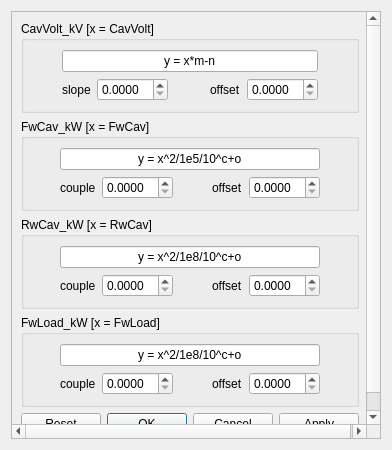
First picture: the form in src/widgets/ui/FacadeAdjustments.ui, repository srgblnch/FastDataLoggerGUI, before the edit.
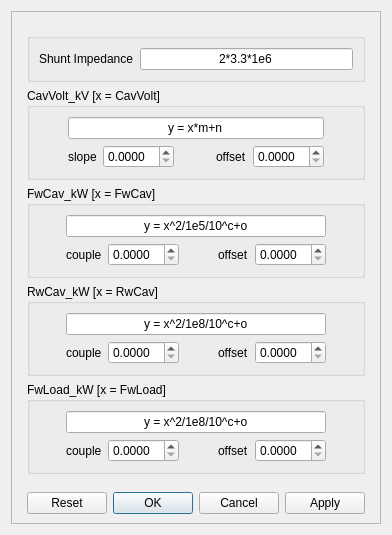
Second picture: the form after the edit. Custom widgets are drawn as their Qt base class.

Commit message: add a constant given by RF as a configurable value under the name of 'Shunt Impedance'. Then allow it as a vble text name in the formula like the beam current. But in this case they write this value as implicit with calculations to do (2*3.3*1e6) an has to be evaluated. add and eval to the facade formulas check to report syntax or other errors.

Diff of the .ui file:
```diff
--- a/src/widgets/ui/FacadeAdjustments.ui
+++ b/src/widgets/ui/FacadeAdjustments.ui
@@ -7,7 +7,7 @@
     <x>0</x>
     <y>0</y>
     <width>392</width>
-    <height>450</height>
+    <height>535</height>
    </rect>
   </property>
   <property name="windowTitle">
@@ -25,11 +25,11 @@
         <x>0</x>
         <y>0</y>
         <width>378</width>
-        <height>436</height>
+        <height>521</height>
        </rect>
       </property>
       <layout class="QGridLayout" name="gridLayout">
-       <item row="5" column="1">
+       <item row="6" column="1">
         <spacer name="verticalSpacer">
          <property name="orientation">
           <enum>Qt::Vertical</enum>
@@ -42,7 +42,46 @@
          </property>
         </spacer>
        </item>
-       <item row="3" column="0">
+       <item row="0" column="1">
+        <spacer name="verticalSpacer_2">
+         <property name="orientation">
+          <enum>Qt::Vertical</enum>
+         </property>
+         <property name="sizeHint" stdset="0">
+          <size>
+           <width>20</width>
+           <height>40</height>
+          </size>
+         </property>
+        </spacer>
+       </item>
+       <item row="1" column="1">
+        <widget class="QGroupBox" name="ShuntImpedanceGroup">
+         <property name="title">
+          <string/>
+         </property>
+         <layout class="QGridLayout" name="gridLayout_2">
+          <item row="0" column="0">
+           <widget class="QLabel" name="ShuntImpedanceLabel">
+            <property name="text">
+             <string>Shunt Impedance</string>
+            </property>
+           </widget>
+          </item>
+          <item row="0" column="1">
+           <widget class="QLineEdit" name="ShuntImpedanceValue">
+            <property name="text">
+             <string>2*3.3*1e6</string>
+            </property>
+            <property name="alignment">
+             <set>Qt::AlignCenter</set>
+            </property>
+           </widget>
+          </item>
+         </layout>
+        </widget>
+       </item>
+       <item row="4" column="0">
         <spacer name="horizontalSpacer">
          <property name="orientation">
           <enum>Qt::Horizontal</enum>
@@ -55,7 +94,7 @@
          </property>
         </spacer>
        </item>
-       <item row="3" column="2">
+       <item row="4" column="2">
         <spacer name="horizontalSpacer_2">
          <property name="orientation">
           <enum>Qt::Horizontal</enum>
@@ -68,14 +107,14 @@
          </property>
         </spacer>
        </item>
-       <item row="6" column="1">
+       <item row="7" column="1">
         <widget class="QDialogButtonBox" name="buttonBox">
          <property name="standardButtons">
           <set>QDialogButtonBox::Apply|QDialogButtonBox::Cancel|QDialogButtonBox::Ok|QDialogButtonBox::Reset</set>
          </property>
         </widget>
        </item>
-       <item row="1" column="1">
+       <item row="2" column="1">
         <widget class="QGroupBox" name="cavityVolts_kV">
          <property name="title">
           <string>CavVolt_kV [x = CavVolt]</string>
@@ -157,7 +196,7 @@
           <item row="0" column="1" colspan="5">
            <widget class="QLineEdit" name="cavityVolts_kV_Formula">
             <property name="text">
-             <string>y = x*m-n</string>
+             <string>y = x*m+n</string>
             </property>
             <property name="alignment">
              <set>Qt::AlignCenter</set>
@@ -167,7 +206,7 @@
          </layout>
         </widget>
        </item>
-       <item row="2" column="1">
+       <item row="3" column="1">
         <widget class="QGroupBox" name="FwCav">
          <property name="title">
           <string>FwCav_kW [x = FwCav]</string>
@@ -259,7 +298,7 @@
          </layout>
         </widget>
        </item>
-       <item row="3" column="1">
+       <item row="4" column="1">
         <widget class="QGroupBox" name="RvCav">
          <property name="title">
           <string>RwCav_kW [x = RwCav]</string>
@@ -351,7 +390,7 @@
          </layout>
         </widget>
        </item>
-       <item row="4" column="1">
+       <item row="5" column="1">
         <widget class="QGroupBox" name="FwLoad">
          <property name="title">
           <string>FwLoad_kW [x = FwLoad]</string>
```
Left out of the diff: 13 changed lines with no effect on the pictures. The commit also changes 4 other files.
